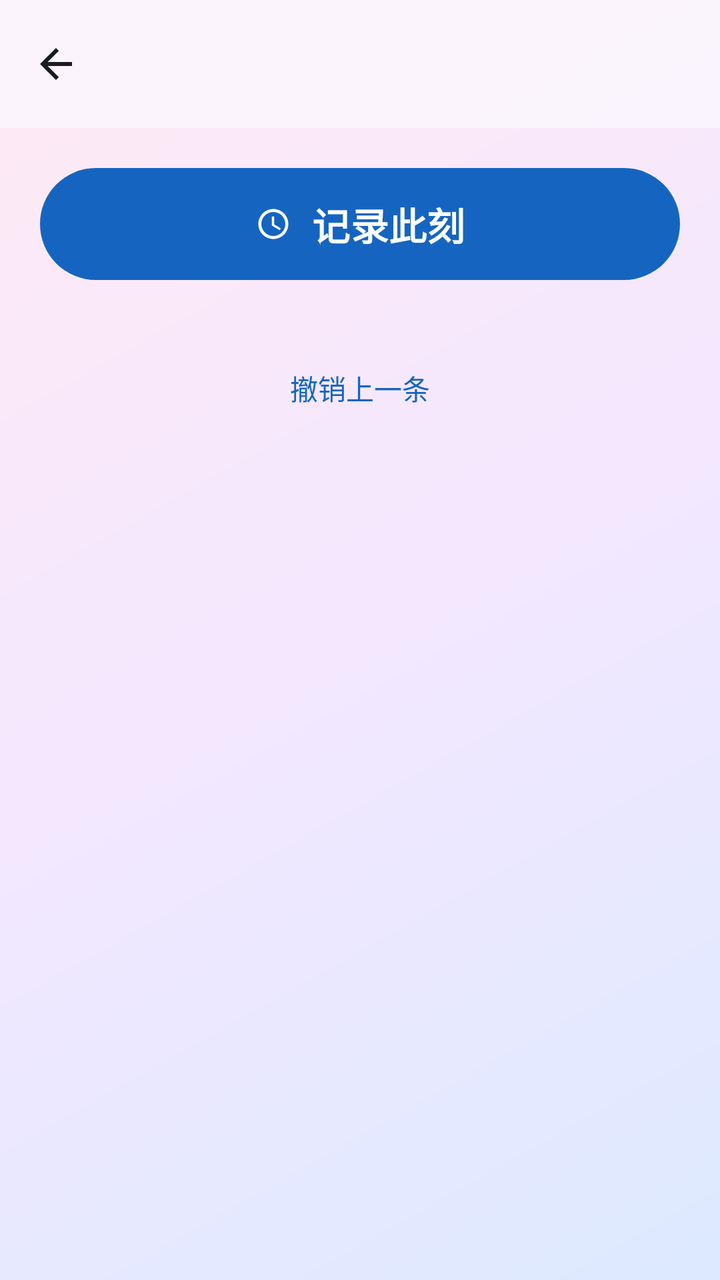
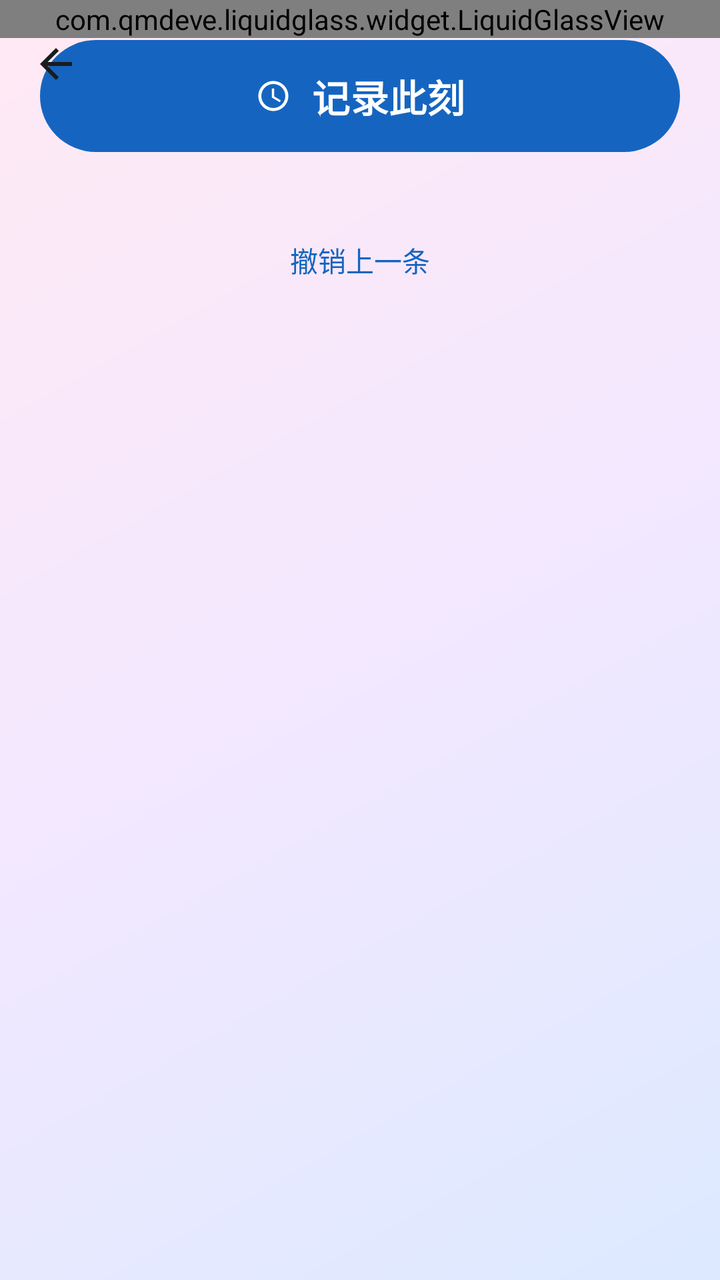

An Android layout rendered at two revisions. The XML below is the earlier revision; the diff shows what the commit changed to produce the second picture.
<!-- AndroidManifest.xml: application theme Theme.Timestamp -->
<!-- res/layout/activity_event_detail.xml -->
<?xml version="1.0" encoding="utf-8"?>
<androidx.coordinatorlayout.widget.CoordinatorLayout
    xmlns:android="http://schemas.android.com/apk/res/android"
    xmlns:app="http://schemas.android.com/apk/res-auto"
    android:layout_width="match_parent"
    android:layout_height="match_parent"
    android:background="@drawable/bg_main_gradient">

    <com.google.android.material.appbar.AppBarLayout
        android:id="@+id/appBar"
        android:layout_width="match_parent"
        android:layout_height="wrap_content"
        android:background="@color/glass_toolbar"
        app:elevation="0dp">

        <com.google.android.material.appbar.MaterialToolbar
            android:id="@+id/toolbar"
            android:layout_width="match_parent"
            android:layout_height="?attr/actionBarSize"
            app:navigationIcon="@drawable/ic_back"
            app:titleTextAppearance="@style/TextAppearance.Material3.TitleLarge" />
    </com.google.android.material.appbar.AppBarLayout>

    <LinearLayout
        android:layout_width="match_parent"
        android:layout_height="match_parent"
        android:orientation="vertical"
        android:paddingStart="20dp"
        android:paddingEnd="20dp"
        android:paddingTop="16dp"
        app:layout_behavior="@string/appbar_scrolling_view_behavior">

        <com.google.android.material.button.MaterialButton
            android:id="@+id/btnRecord"
            android:layout_width="match_parent"
            android:layout_height="64dp"
            android:text="@string/detail_record_btn"
            android:textSize="19sp"
            android:textStyle="bold"
            app:cornerRadius="32dp"
            app:icon="@drawable/ic_clock"
            app:iconGravity="textStart"
            app:iconPadding="10dp" />

        <TextView
            android:id="@+id/tvStats"
            android:layout_width="match_parent"
            android:layout_height="wrap_content"
            android:layout_marginTop="10dp"
            android:gravity="center"
            android:textColor="?attr/colorOnSurfaceVariant"
            android:textSize="13sp" />

        <TextView
            android:id="@+id/btnUndo"
            android:layout_width="match_parent"
            android:layout_height="wrap_content"
            android:layout_marginTop="4dp"
            android:gravity="center"
            android:padding="8dp"
            android:text="@string/undo"
            android:textColor="?attr/colorPrimary"
            android:textSize="14sp" />

        <TextView
            android:id="@+id/tvEmpty"
            android:layout_width="match_parent"
            android:layout_height="wrap_content"
            android:layout_marginTop="48dp"
            android:gravity="center"
            android:lineSpacingExtra="6dp"
            android:text="@string/detail_no_records"
            android:textColor="?attr/colorOnSurfaceVariant"
            android:textSize="14sp"
            android:visibility="gone" />

        <androidx.recyclerview.widget.RecyclerView
            android:id="@+id/recyclerRecords"
            android:layout_width="match_parent"
            android:layout_height="0dp"
            android:layout_weight="1"
            android:layout_marginTop="8dp"
            android:clipToPadding="false"
            android:paddingBottom="24dp"
            android:scrollbars="vertical" />
    </LinearLayout>

    
    <LinearLayout
        android:id="@+id/selectionBar"
        android:layout_width="match_parent"
        android:layout_height="wrap_content"
        android:layout_gravity="bottom"
        android:orientation="horizontal"
        android:gravity="center_vertical"
        android:background="@color/glass_toolbar"
        android:elevation="8dp"
        android:paddingStart="16dp"
        android:paddingEnd="16dp"
        android:paddingTop="12dp"
        android:paddingBottom="12dp"
        android:visibility="gone">

        <com.google.android.material.button.MaterialButton
            android:id="@+id/btnSelectAll"
            style="?attr/materialButtonOutlinedStyle"
            android:layout_width="wrap_content"
            android:layout_height="wrap_content"
            android:text="@string/batch_select_all" />

        <TextView
            android:id="@+id/tvSelectedCount"
            android:layout_width="0dp"
            android:layout_height="wrap_content"
            android:layout_weight="1"
            android:gravity="center"
            android:text="@string/batch_selected_count"
            android:textColor="?attr/colorOnSurface"
            android:textSize="14sp" />

        <com.google.android.material.button.MaterialButton
            android:id="@+id/btnDeleteSelected"
            android:layout_width="wrap_content"
            android:layout_height="wrap_content"
            android:text="@string/batch_delete_with_count"
            android:textSize="13sp" />

        <com.google.android.material.button.MaterialButton
            android:id="@+id/btnCancelSelect"
            style="?attr/materialButtonOutlinedStyle"
            android:layout_width="wrap_content"
            android:layout_height="wrap_content"
            android:text="@string/batch_cancel" />
    </LinearLayout>
</androidx.coordinatorlayout.widget.CoordinatorLayout>
<!-- resources referenced by this layout -->
<resources>
  <color name="glass_toolbar">#BFFBF8FF</color>
  <!-- drawable bg_main_gradient (drawable) -->
  <?xml version="1.0" encoding="utf-8"?>
  <shape xmlns:android="http://schemas.android.com/apk/res/android"
      android:shape="rectangle">
      <gradient
          android:type="linear"
          android:angle="135"
          android:startColor="#DCE9FF"
          android:centerColor="#F3E8FF"
          android:endColor="#FFE9F3" />
  </shape>
  <!-- drawable ic_back (drawable) -->
  <?xml version="1.0" encoding="utf-8"?>
  <vector xmlns:android="http://schemas.android.com/apk/res/android"
      android:width="24dp"
      android:height="24dp"
      android:viewportWidth="24"
      android:viewportHeight="24"
      android:tint="?attr/colorOnSurface">
      <path
          android:fillColor="@android:color/white"
          android:pathData="M20,11H7.83l5.59,-5.59L12,4l-8,8 8,8 1.41,-1.41L7.83,13H20v-2z" />
  </vector>
  <!-- drawable ic_clock (drawable) -->
  <?xml version="1.0" encoding="utf-8"?>
  <vector xmlns:android="http://schemas.android.com/apk/res/android"
      android:width="24dp"
      android:height="24dp"
      android:viewportWidth="24"
      android:viewportHeight="24"
      android:tint="?attr/colorOnPrimary">
      <path
          android:fillColor="@android:color/white"
          android:pathData="M11.99,2C6.47,2 2,6.48 2,12s4.47,10 9.99,10C17.52,22 22,17.52 22,12S17.52,2 11.99,2zM12,20c-4.42,0 -8,-3.58 -8,-8s3.58,-8 8,-8 8,3.58 8,8 -3.58,8 -8,8zM12.5,7H11v6l5.25,3.15 0.75,-1.23 -4.5,-2.67z" />
  </vector>
  <string name="batch_cancel">取消</string>
  <string name="batch_delete_with_count">删除(%1$d)</string>
  <string name="batch_select_all">全选</string>
  <string name="batch_selected_count">已选 %1$d 项</string>
  <string name="detail_no_records">暂无记录\n点击上方按钮记录</string>
  <string name="detail_record_btn">记录此刻</string>
  <string name="undo">撤销上一条</string>
  <style name="Theme.Timestamp" parent="Theme.Material3.DayNight.NoActionBar">
          <item name="colorPrimary">@color/md_primary</item>
          <item name="colorOnPrimary">@color/md_on_primary</item>
          <item name="colorPrimaryContainer">@color/md_primary_container</item>
          <item name="colorOnPrimaryContainer">@color/md_on_primary_container</item>
          <item name="colorSecondary">@color/md_secondary</item>
          <item name="colorOnSecondary">@color/md_on_secondary</item>
          <item name="colorSecondaryContainer">@color/md_secondary_container</item>
          <item name="colorOnSecondaryContainer">@color/md_on_secondary_container</item>
          <item name="android:colorBackground">@color/md_background</item>
          <item name="colorSurface">@color/md_surface</item>
          <item name="colorOnSurface">@color/md_on_surface</item>
          <item name="colorSurfaceVariant">@color/md_surface_variant</item>
          <item name="colorOnSurfaceVariant">@color/md_on_surface_variant</item>
          <item name="colorOutline">@color/md_outline</item>
          <item name="android:statusBarColor">@android:color/transparent</item>
          <item name="android:windowLightStatusBar">true</item>
          
          <item name="android:windowBackground">@drawable/bg_main_gradient</item>
      </style>
  <color name="md_primary">#1565C0</color>
  <color name="md_on_primary">#FFFFFF</color>
  <color name="md_primary_container">#D7E3FF</color>
  <color name="md_on_primary_container">#001B3F</color>
  <color name="md_secondary">#546E7A</color>
  <color name="md_on_secondary">#FFFFFF</color>
  <color name="md_secondary_container">#D6E4EC</color>
  <color name="md_on_secondary_container">#0E1D25</color>
  <color name="md_background">#FBF8FF</color>
  <color name="md_surface">#FBF8FF</color>
  <color name="md_on_surface">#1A1C1E</color>
  <color name="md_surface_variant">#E1E2EC</color>
  <color name="md_on_surface_variant">#44474F</color>
  <color name="md_outline">#74777F</color>
</resources>

<!-- the commit's change to res/layout/activity_event_detail.xml (unified diff, before → after) -->
@@ -1,34 +1,19 @@
 <?xml version="1.0" encoding="utf-8"?>
-<androidx.coordinatorlayout.widget.CoordinatorLayout
-    xmlns:android="http://schemas.android.com/apk/res/android"
+<FrameLayout xmlns:android="http://schemas.android.com/apk/res/android"
     xmlns:app="http://schemas.android.com/apk/res-auto"
     android:layout_width="match_parent"
     android:layout_height="match_parent"
     android:background="@drawable/bg_main_gradient">
 
-    <com.google.android.material.appbar.AppBarLayout
-        android:id="@+id/appBar"
-        android:layout_width="match_parent"
-        android:layout_height="wrap_content"
-        android:background="@color/glass_toolbar"
-        app:elevation="0dp">
-
-        <com.google.android.material.appbar.MaterialToolbar
-            android:id="@+id/toolbar"
-            android:layout_width="match_parent"
-            android:layout_height="?attr/actionBarSize"
-            app:navigationIcon="@drawable/ic_back"
-            app:titleTextAppearance="@style/TextAppearance.Material3.TitleLarge" />
-    </com.google.android.material.appbar.AppBarLayout>
-
+    
     <LinearLayout
+        android:id="@+id/contentHost"
         android:layout_width="match_parent"
         android:layout_height="match_parent"
         android:orientation="vertical"
         android:paddingStart="20dp"
         android:paddingEnd="20dp"
-        android:paddingTop="16dp"
-        app:layout_behavior="@string/appbar_scrolling_view_behavior">
+        android:paddingTop="16dp">
 
         <com.google.android.material.button.MaterialButton
             android:id="@+id/btnRecord"
@@ -86,6 +71,29 @@
     </LinearLayout>
 
     
+    <com.qmdeve.liquidglass.widget.LiquidGlassView
+        android:id="@+id/topGlass"
+        android:layout_width="match_parent"
+        android:layout_height="wrap_content"
+        android:clickable="false"
+        android:focusable="false" />
+
+    <com.google.android.material.appbar.AppBarLayout
+        android:id="@+id/appBar"
+        android:layout_width="match_parent"
+        android:layout_height="wrap_content"
+        android:background="@android:color/transparent"
+        app:elevation="0dp">
+
+        <com.google.android.material.appbar.MaterialToolbar
+            android:id="@+id/toolbar"
+            android:layout_width="match_parent"
+            android:layout_height="?attr/actionBarSize"
+            app:navigationIcon="@drawable/ic_back"
+            app:titleTextAppearance="@style/TextAppearance.Material3.TitleLarge" />
+    </com.google.android.material.appbar.AppBarLayout>
+
+    
     <LinearLayout
         android:id="@+id/selectionBar"
         android:layout_width="match_parent"
@@ -132,4 +140,4 @@
             android:layout_height="wrap_content"
             android:text="@string/batch_cancel" />
     </LinearLayout>
-</androidx.coordinatorlayout.widget.CoordinatorLayout>
+</FrameLayout>
